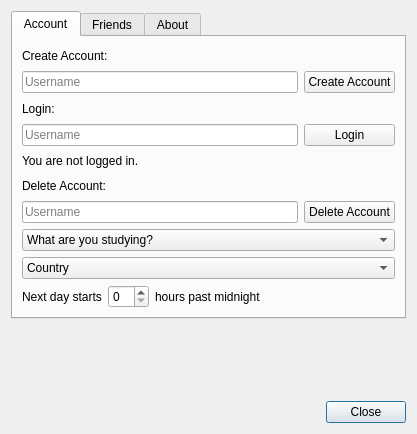
Before: the Qt Designer form designer/setup.ui in ThoreBor/Anki_Leaderboard, drawn with Qt 5.
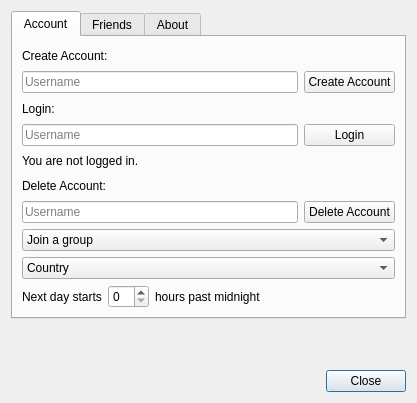
After: the same form once the commit is applied. Icons and pictures are not drawn.

Patch:
```diff
--- a/designer/setup.ui
+++ b/designer/setup.ui
@@ -7,7 +7,7 @@
     <x>0</x>
     <y>0</y>
     <width>417</width>
-    <height>434</height>
+    <height>403</height>
    </rect>
   </property>
   <property name="sizePolicy">
@@ -59,7 +59,7 @@
           <widget class="QComboBox" name="subject">
            <item>
             <property name="text">
-             <string>What are you studying?</string>
+             <string>Join a group</string>
             </property>
            </item>
            <item>
```
Left out of the diff: 10 changed lines with no effect on the pictures.
